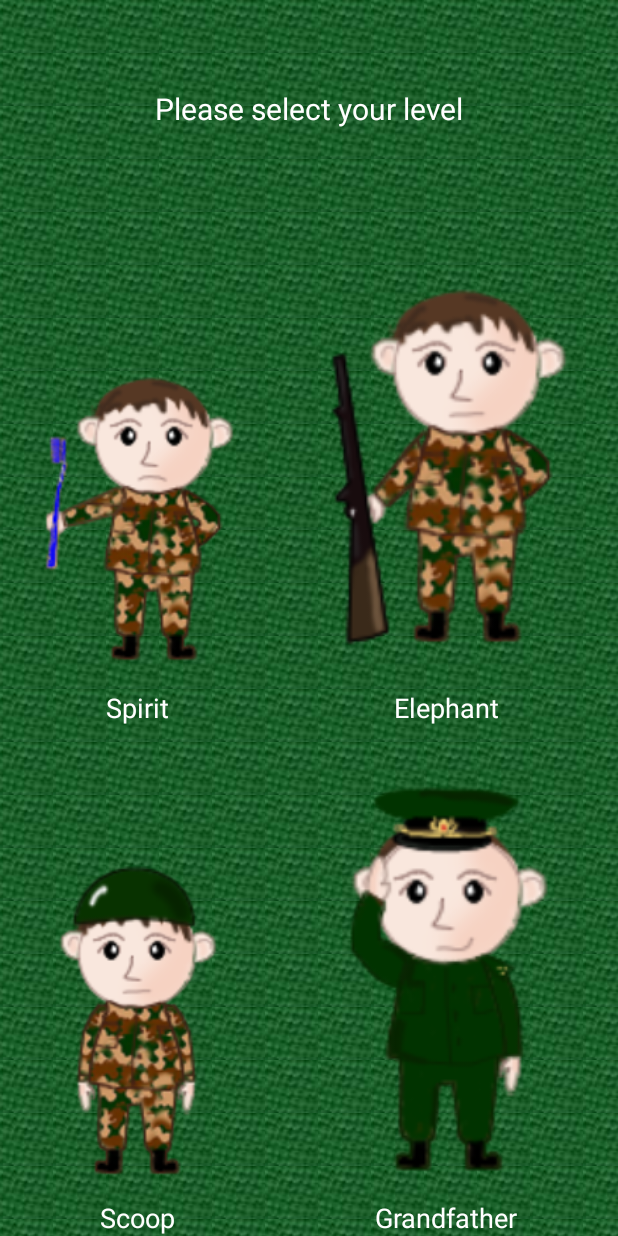
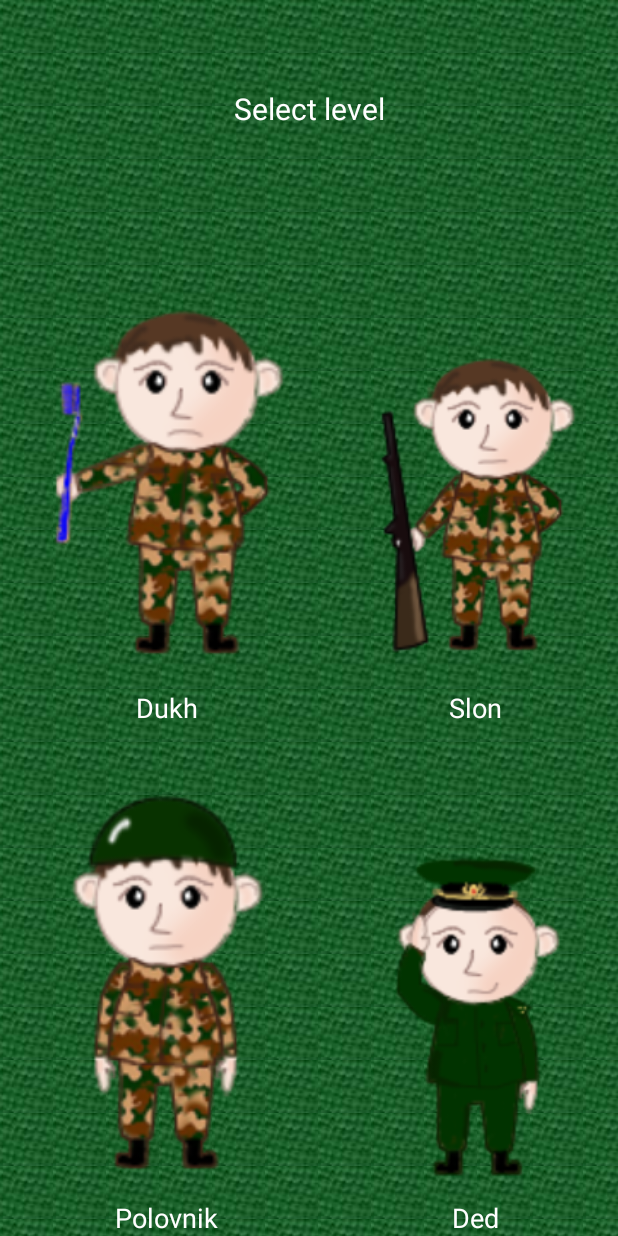
Before and after one commit to sintjuri/AK74, an Android app: the screen it shows after launch (MainActivity), on a phone screen of 412 x 824 dp. Run offline under Robolectric (Android 15) with nearby library versions, the phone set to English and light mode, and no system bars; our stand-ins replace AdMob.

Commit message:
bug fixing

```diff
--- a/app/src/main/res/layout/fragment_ad.xml
+++ b/app/src/main/res/layout/fragment_ad.xml
@@ -10,8 +10,8 @@
         android:layout_width="fill_parent"
         android:layout_height="wrap_content"
         android:layout_centerHorizontal="true"
-        ads:adSize="BANNER"
-        ads:adUnitId="@string/banner_ad_unit_id">
+        ads:adSize="SMART_BANNER"
+        ads:adUnitId="ca-app-pub-6347267324496509/8888525279">
     </com.google.android.gms.ads.AdView>
 
 </RelativeLayout>
--- a/app/src/main/res/layout/game_layout.xml
+++ b/app/src/main/res/layout/game_layout.xml
@@ -145,5 +145,7 @@
         android:id="@+id/timerText"
         android:layout_width="fill_parent"
         android:layout_height="wrap_content"
-        android:gravity="right" />
+        android:gravity="right"
+        android:textColor="#FFFFFF"
+        android:textSize="20sp"/>
 </RelativeLayout>
--- a/app/src/main/res/values/strings.xml
+++ b/app/src/main/res/values/strings.xml
@@ -2,17 +2,16 @@
 <resources>
 
     <string name="app_name">Assembly Kalashnikov</string>
-    <string name="spirit">Spirit</string>
-    <string name="elephant">Elephant</string>
-    <string name="scoop">Scoop</string>
-    <string name="grandfather">Grandfather</string>
+    <string name="spirit">Dukh</string>
+    <string name="elephant">Slon</string>
+    <string name="scoop">Polovnik</string>
+    <string name="grandfather">Ded</string>
 
-    <string name="banner_ad_unit_id">ca-app-pub-6347267324496509/8888525279</string>
     <string name="ok">Ok</string>
-    <string name="winTitle">Yoa are win</string>
+    <string name="winTitle">You won</string>
     <string name="winMessage">Congrats, you are a good soldier</string>
-    <string name="failTitle">You are looser</string>
-    <string name="failMessage">Continue to learn</string>
-    <string name="please_select_level">Please select your level</string>
+    <string name="failTitle">You loose</string>
+    <string name="failMessage">Continue learning</string>
+    <string name="please_select_level">Select level</string>
 
 </resources>
```
Also changed, not shown: app/src/main/java/com/onettm/ak74/MainActivity.java (+10 -26 lines), 1 other file.
